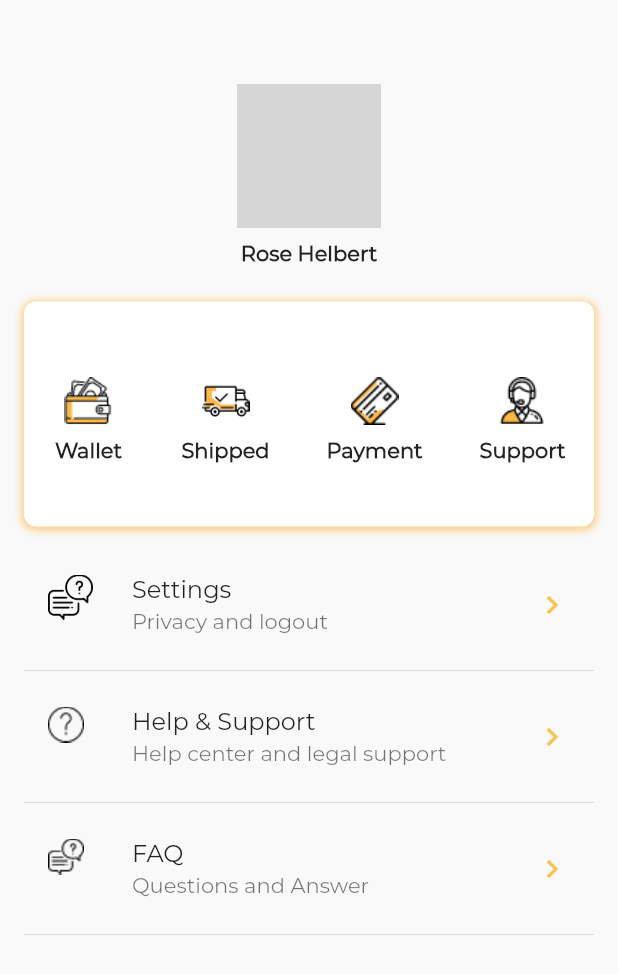
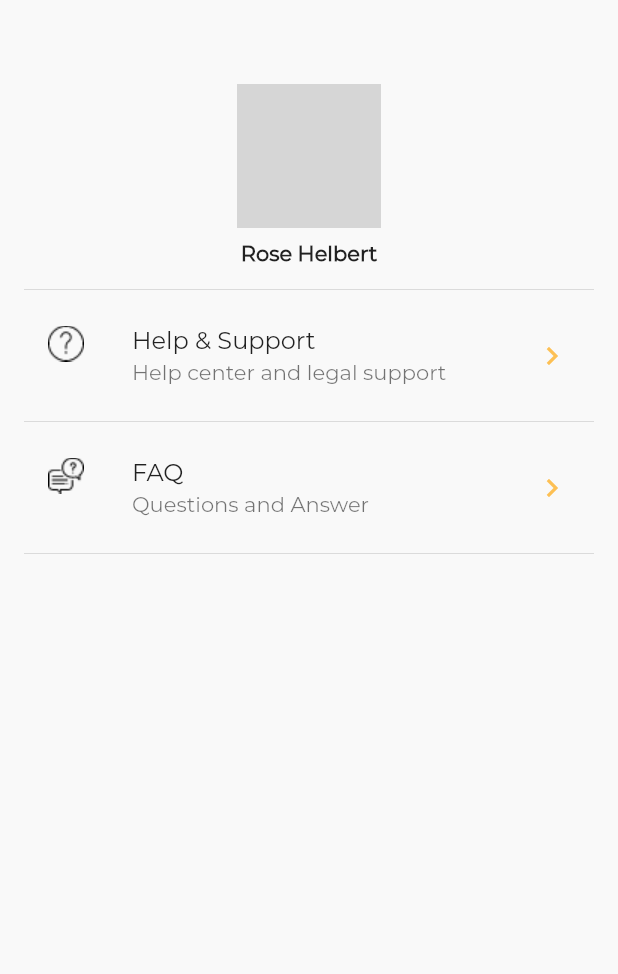
Before and after one commit to Steveen120/proyecto_integrador, a Flutter app: the ProfilePage screen opened directly, on a phone screen of 412 x 824 dp. Shown: the top 974 px of the screen. Run offline on Flutter 3.47's test engine with Material 2 defaults, Android fonts, the phone set to English and light mode, and no system bars; our stand-ins replace card_swiper, flutter_rating_bar, flutter_svg, pin_code_text_field; missing offline and left inert: rubber; grey boxes are pictures that could not be loaded.

```diff
--- a/lib/screens/profile_page.dart
+++ b/lib/screens/profile_page.dart
@@ -30,95 +30,6 @@ class ProfilePage extends StatelessWidget {
                     style: TextStyle(fontWeight: FontWeight.bold),
                   ),
                 ),
-                Container(
-                  margin: EdgeInsets.symmetric(vertical: 16.0),
-                  decoration: BoxDecoration(
-                      borderRadius: BorderRadius.only(
-                          topLeft: Radius.circular(8),
-                          topRight: Radius.circular(8),
-                          bottomLeft: Radius.circular(8),
-                          bottomRight: Radius.circular(8)),
-                      color: Colors.white,
-                      boxShadow: [
-                        BoxShadow(
-                            color: transparentYellow,
-                            blurRadius: 4,
-                            spreadRadius: 1,
-                            offset: Offset(0, 1))
-                      ]),
-                  height: 150,
-                  child: Center(
-                    child: Row(
-                      mainAxisAlignment: MainAxisAlignment.spaceAround,
-                      children: <Widget>[
-                        Column(
-                          mainAxisAlignment: MainAxisAlignment.center,
-                          children: <Widget>[
-                            IconButton(
-                              icon: Image.asset('assets/icons/wallet.png'),
-                              onPressed:()=> Navigator.of(context).push(
-                                  MaterialPageRoute(
-                                      builder: (_) => WalletPage())),
-                            ),
-                            Text(
-                              'Wallet',
-                              style: TextStyle(fontWeight: FontWeight.bold),
-                            )
-                          ],
-                        ),
-                        Column(
-                          mainAxisAlignment: MainAxisAlignment.center,
-                          children: <Widget>[
-                            IconButton(
-                              icon: Image.asset('assets/icons/truck.png'),
-                              onPressed: () => Navigator.of(context).push(
-                                MaterialPageRoute(builder: (_) => TrackingPage())),
-                            ),
-                            Text(
-                              'Shipped',
-                              style: TextStyle(fontWeight: FontWeight.bold),
-                            )
-                          ],
-                        ),
-                        Column(
-                          mainAxisAlignment: MainAxisAlignment.center,
-                          children: <Widget>[
-                            IconButton(
-                              icon: Image.asset('assets/icons/card.png'),
-                              onPressed:()=> Navigator.of(context).push(
-                                  MaterialPageRoute(
-                                      builder: (_) => PaymentPage())),
-                            ),
-                            Text(
-                              'Payment',
-                              style: TextStyle(fontWeight: FontWeight.bold),
-                            )
-                          ],
-                        ),
-                        Column(
-                          mainAxisAlignment: MainAxisAlignment.center,
-                          children: <Widget>[
-                            IconButton(
-                              icon: Image.asset('assets/icons/contact_us.png'), onPressed: () {},
-                            ),
-                            Text(
-                              'Support',
-                              style: TextStyle(fontWeight: FontWeight.bold),
-                            )
-                          ],
-                        ),
-                      ],
-                    ),
-                  ),
-                ),
-                ListTile(
-                  title: Text('Settings'),
-                  subtitle: Text('Privacy and logout'),
-                  leading: Image.asset('assets/icons/settings_icon.png', fit: BoxFit.scaleDown, width: 30, height: 30,),
-                  trailing: Icon(Icons.chevron_right, color: yellow),
-                  onTap: () => Navigator.of(context).push(
-                      MaterialPageRoute(builder: (_) => SettingsPage())),
-                ),
                 Divider(),
                 ListTile(
                   title: Text('Help & Support'),
--- a/lib/screens/splash_page.dart
+++ b/lib/screens/splash_page.dart
@@ -1,4 +1,3 @@
-
 import 'package:ecommerce_int2/app_properties.dart';
 import 'package:ecommerce_int2/screens/auth/welcome_back_page.dart';
 import 'package:flutter/material.dart';
@@ -52,7 +51,10 @@ class _SplashScreenState extends State<SplashScreen>
                 Expanded(
                   child: Opacity(
                       opacity: opacity.value,
-                      child: new Image.asset('assets/logo.jpg', width: 2000,)),
+                      child: new Image.asset(
+                        'assets/logo.jpg',
+                        width: 2000,
+                      )),
                 ),
                 Padding(
                   padding: const EdgeInsets.all(8.0),
```
